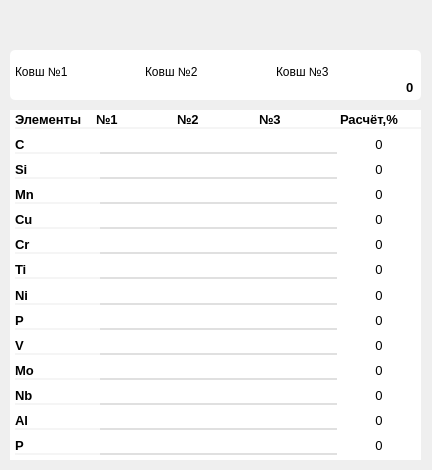
Old version of the form ui/Designe/dilutionDesigner.ui in the repository TopolD/Metal_Calculate.
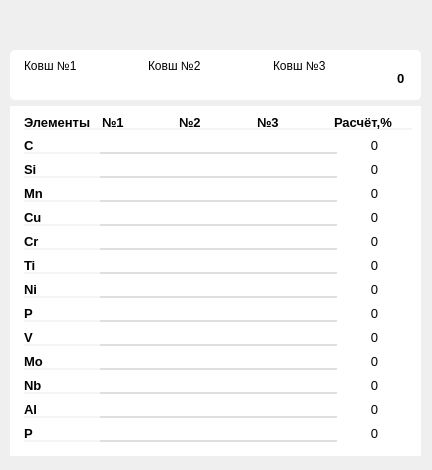
New version of the form. Icons and pictures are not drawn.

The edit to the form file:
```diff
--- a/ui/Designe/dilutionDesigner.ui
+++ b/ui/Designe/dilutionDesigner.ui
@@ -13,15 +13,198 @@
   <property name="windowTitle">
    <string>Form</string>
   </property>
+  <widget class="QWidget" name="">
+   <property name="geometry">
+    <rect>
+     <x>10</x>
+     <y>50</y>
+     <width>411</width>
+     <height>408</height>
+    </rect>
+   </property>
+   <layout class="QVBoxLayout" name="Dilution_Layout">
+    <item>
+     <widget class="QWidget" name="widget_2" native="true">
+      <property name="maximumSize">
+       <size>
+        <width>417</width>
+        <height>50</height>
+       </size>
+      </property>
+      <property name="styleSheet">
+       <string notr="true">border-radius: 5px;
+background-color: rgb(255, 255, 255);n</string>
+      </property>
+      <layout class="QGridLayout" name="gridLayout_2">
+       <item row="0" column="0">
+        <layout class="QHBoxLayout" name="Layout_for_button_with_LadleButton">
+         <property name="leftMargin">
+          <number>5</number>
+         </property>
+         <property name="rightMargin">
+          <number>5</number>
+         </property>
+         <property name="bottomMargin">
+          <number>5</number>
+         </property>
+         <item>
+          <layout class="QVBoxLayout" name="Layout_Ladel_1">
+           <property name="spacing">
+            <number>0</number>
+           </property>
+           <item>
+            <spacer name="verticalSpacer_4">
+             <property name="orientation">
+              <enum>Qt::Vertical</enum>
+             </property>
+             <property name="sizeHint" stdset="0">
+              <size>
+               <width>20</width>
+               <height>40</height>
+              </size>
+             </property>
+            </spacer>
+           </item>
+           <item>
+            <widget class="QLabel" name="Ladle_1">
+             <property name="text">
+              <string>Ковш №1</string>
+             </property>
+             <property name="alignment">
+              <set>Qt::AlignLeading|Qt::AlignLeft|Qt::AlignVCenter</set>
+             </property>
+            </widget>
+           </item>
+           <item>
+            <widget class="QLineEdit" name="Input_Weight_Ladle_1">
+             <property name="styleSheet">
+              <string notr="true">border: 1px solid gray;\nborder-radius: 5%</string>
+             </property>
+            </widget>
+           </item>
+          </layout>
+         </item>
+         <item>
+          <layout class="QVBoxLayout" name="Layout_Ladel_2">
+           <property name="spacing">
+            <number>0</number>
+           </property>
+           <item>
+            <spacer name="verticalSpacer_3">
+             <property name="orientation">
+              <enum>Qt::Vertical</enum>
+             </property>
+             <property name="sizeHint" stdset="0">
+              <size>
+               <width>20</width>
+               <height>40</height>
+              </size>
+             </property>
+            </spacer>
+           </item>
+           <item>
+            <widget class="QLabel" name="Ladle_2">
+             <property name="text">
+              <string>Ковш №2</string>
+             </property>
+             <property name="alignment">
+              <set>Qt::AlignLeading|Qt::AlignLeft|Qt::AlignVCenter</set>
+             </property>
+            </widget>
+           </item>
+           <item>
+            <widget class="QLineEdit" name="Input_Weight_Ladle_2">
+             <property name="styleSheet">
+              <string notr="true">border: 1px solid gray;\nborder-radius: 5%</string>
+             </property>
+            </widget>
+           </item>
+          </layout>
+         </item>
+         <item>
+          <layout class="QVBoxLayout" name="Layout_Ladel_3">
+           <property name="spacing">
+            <number>0</number>
+           </property>
+           <item>
+            <spacer name="verticalSpacer_2">
+             <property name="orientation">
+              <enum>Qt::Vertical</enum>
+             </property>
+             <property name="sizeHint" stdset="0">
+              <size>
+               <width>20</width>
+               <height>40</height>
+              </size>
+             </property>
+            </spacer>
+           </item>
+           <item>
+            <widget class="QLabel" name="Ladle_3">
+             <property name="text">
+              <string>Ковш №3</string>
+             </property>
+             <property name="alignment">
+              <set>Qt::AlignLeading|Qt::AlignLeft|Qt::AlignVCenter</set>
+             </property>
+            </widget>
+           </item>
+           <item>
+            <widget class="QLineEdit" name="Input_Weight_Ladle_3">
+             <property name="styleSheet">
+              <string notr="true">border: 1px solid gray;\nborder-radius: 5%</string>
+             </property>
+            </widget>
+           </item>
+          </layout>
+         </item>
+         <item>
+          <layout class="QVBoxLayout" name="Layout_TotalWeight">
+           <item>
+            <spacer name="verticalSpacer">
+             <property name="orientation">
+              <enum>Qt::Vertical</enum>
+             </property>
+             <property name="sizeType">
+              <enum>QSizePolicy::Expanding</enum>
+             </property>
+             <property name="sizeHint" stdset="0">
+              <size>
+               <width>10</width>
+               <height>10</height>
+              </size>
+             </property>
+            </spacer>
+           </item>
+           <item>
+            <widget class="QLabel" name="label">
+             <property name="minimumSize">
+              <size>
+               <width>0</width>
+               <height>16</height>
+              </size>
+             </property>
+             <property name="font">
+              <font>
+               <pointsize>10</pointsize>
+               <weight>75</weight>
+               <bold>true</bold>
+              </font>
+             </property>
+             <property name="text">
+              <string>0</string>
+             </property>
+            </widget>
+           </item>
+          </layout>
+         </item>
+        </layout>
+       </item>
+      </layout>
+     </widget>
+    </item>
+    <item>
   <widget class="QWidget" name="widget" native="true">
-   <property name="geometry">
-    <rect>
-     <x>10</x>
-     <y>110</y>
-     <width>411</width>
-     <height>350</height>
-    </rect>
-   </property>
    <property name="sizePolicy">
     <sizepolicy hsizetype="Expanding" vsizetype="Expanding">
      <horstretch>0</horstretch>
@@ -1491,267 +1674,8 @@
     </item>
    </layout>
   </widget>
-  <widget class="QWidget" name="widget_2" native="true">
-   <property name="geometry">
-    <rect>
-     <x>10</x>
-     <y>50</y>
-     <width>411</width>
-     <height>50</height>
-    </rect>
-   </property>
-   <property name="maximumSize">
-    <size>
-     <width>417</width>
-     <height>50</height>
-    </size>
-   </property>
-   <property name="styleSheet">
-    <string notr="true">border-radius: 5px;
-background-color: rgb(255, 255, 255);n</string>
-   </property>
-   <layout class="QGridLayout" name="gridLayout_2">
-    <item row="0" column="0">
-     <layout class="QHBoxLayout" name="Layout_for_button_with_LadleButton">
-      <property name="leftMargin">
-       <number>5</number>
-      </property>
-      <property name="rightMargin">
-       <number>5</number>
-      </property>
-      <property name="bottomMargin">
-       <number>5</number>
-      </property>
-      <item>
-       <layout class="QVBoxLayout" name="Layout_Ladel_1">
-        <property name="spacing">
-         <number>0</number>
-        </property>
-        <item>
-         <spacer name="verticalSpacer_4">
-          <property name="orientation">
-           <enum>Qt::Vertical</enum>
-          </property>
-          <property name="sizeHint" stdset="0">
-           <size>
-            <width>20</width>
-            <height>40</height>
-           </size>
-          </property>
-         </spacer>
-        </item>
-        <item>
-         <widget class="QLabel" name="Ladle_1">
-          <property name="text">
-           <string>Ковш №1</string>
-          </property>
-          <property name="alignment">
-           <set>Qt::AlignLeading|Qt::AlignLeft|Qt::AlignVCenter</set>
-          </property>
-         </widget>
-        </item>
-        <item>
-         <widget class="QLineEdit" name="Input_Weight_Ladle_1">
-          <property name="styleSheet">
-           <string notr="true">border: 1px solid gray;\nborder-radius: 5%</string>
-          </property>
-         </widget>
-        </item>
-       </layout>
-      </item>
-      <item>
-       <layout class="QVBoxLayout" name="Layout_Ladel_2">
-        <property name="spacing">
-         <number>0</number>
-        </property>
-        <item>
-         <spacer name="verticalSpacer_3">
-          <property name="orientation">
-           <enum>Qt::Vertical</enum>
-          </property>
-          <property name="sizeHint" stdset="0">
-           <size>
-            <width>20</width>
-            <height>40</height>
-           </size>
-          </property>
-         </spacer>
-        </item>
-        <item>
-         <widget class="QLabel" name="Ladle_2">
-          <property name="text">
-           <string>Ковш №2</string>
-          </property>
-          <property name="alignment">
-           <set>Qt::AlignLeading|Qt::AlignLeft|Qt::AlignVCenter</set>
-          </property>
-         </widget>
-        </item>
-        <item>
-         <widget class="QLineEdit" name="Input_Weight_Ladle_2">
-          <property name="styleSheet">
-           <string notr="true">border: 1px solid gray;\nborder-radius: 5%</string>
-          </property>
-         </widget>
-        </item>
-       </layout>
-      </item>
-      <item>
-       <layout class="QVBoxLayout" name="Layout_Ladel_3">
-        <property name="spacing">
-         <number>0</number>
-        </property>
-        <item>
-         <spacer name="verticalSpacer_2">
-          <property name="orientation">
-           <enum>Qt::Vertical</enum>
-          </property>
-          <property name="sizeHint" stdset="0">
-           <size>
-            <width>20</width>
-            <height>40</height>
-           </size>
-          </property>
-         </spacer>
-        </item>
-        <item>
-         <widget class="QLabel" name="Ladle_3">
-          <property name="text">
-           <string>Ковш №3</string>
-          </property>
-          <property name="alignment">
-           <set>Qt::AlignLeading|Qt::AlignLeft|Qt::AlignVCenter</set>
-          </property>
-         </widget>
-        </item>
-        <item>
-         <widget class="QLineEdit" name="Input_Weight_Ladle_3">
-          <property name="styleSheet">
-           <string notr="true">border: 1px solid gray;\nborder-radius: 5%</string>
-          </property>
-         </widget>
-        </item>
-       </layout>
-      </item>
-      <item>
-       <layout class="QVBoxLayout" name="Layout_TotalWeight">
-        <item>
-         <spacer name="verticalSpacer">
-          <property name="orientation">
-           <enum>Qt::Vertical</enum>
-          </property>
-          <property name="sizeType">
-           <enum>QSizePolicy::Expanding</enum>
-          </property>
-          <property name="sizeHint" stdset="0">
-           <size>
-            <width>10</width>
-            <height>10</height>
-           </size>
-          </property>
-         </spacer>
-        </item>
-        <item>
-         <widget class="QLabel" name="label">
-          <property name="minimumSize">
-           <size>
-            <width>0</width>
-            <height>16</height>
-           </size>
-          </property>
-          <property name="font">
-           <font>
-            <pointsize>10</pointsize>
-            <weight>75</weight>
-            <bold>true</bold>
-           </font>
-          </property>
-          <property name="text">
-           <string>0</string>
-          </property>
-         </widget>
-        </item>
-       </layout>
-      </item>
-     </layout>
-    </item>
-   </layout>
-  </widget>
-  <widget class="QPushButton" name="pushButton_6">
-   <property name="geometry">
-    <rect>
-     <x>1</x>
-     <y>13</y>
-     <width>41</width>
-     <height>21</height>
-    </rect>
-   </property>
-   <property name="sizePolicy">
-    <sizepolicy hsizetype="Fixed" vsizetype="Fixed">
-     <horstretch>0</horstretch>
-     <verstretch>0</verstretch>
-    </sizepolicy>
-   </property>
-   <property name="minimumSize">
-    <size>
-     <width>41</width>
-     <height>21</height>
-    </size>
-   </property>
-   <property name="maximumSize">
-    <size>
-     <width>41</width>
-     <height>21</height>
-    </size>
-   </property>
-   <property name="styleSheet">
-    <string notr="true">border: None</string>
-   </property>
-   <property name="text">
-    <string/>
-   </property>
-   <property name="icon">
-    <iconset>
-     <normaloff>../../../Downloads/vector (2).svg</normaloff>../../../Downloads/vector (2).svg</iconset>
-   </property>
-  </widget>
-  <widget class="QPushButton" name="pushButton_7">
-   <property name="geometry">
-    <rect>
-     <x>390</x>
-     <y>20</y>
-     <width>41</width>
-     <height>16</height>
-    </rect>
-   </property>
-   <property name="sizePolicy">
-    <sizepolicy hsizetype="Fixed" vsizetype="Fixed">
-     <horstretch>0</horstretch>
-     <verstretch>0</verstretch>
-    </sizepolicy>
-   </property>
-   <property name="minimumSize">
-    <size>
-     <width>41</width>
-     <height>0</height>
-    </size>
-   </property>
-   <property name="maximumSize">
-    <size>
-     <width>41</width>
-     <height>21</height>
-    </size>
-   </property>
-   <property name="styleSheet">
-    <string notr="true">border: None</string>
-   </property>
-   <property name="text">
-    <string/>
-   </property>
-   <property name="icon">
-    <iconset>
-     <normaloff>../../../Downloads/vector (3).svg</normaloff>../../../Downloads/vector (3).svg</iconset>
-   </property>
+    </item>
+   </layout>
   </widget>
  </widget>
  <tabstops>
```
Left out of the diff: 2 changed lines with no effect on the pictures. Lines whose indentation alone changed are shown as unchanged.
